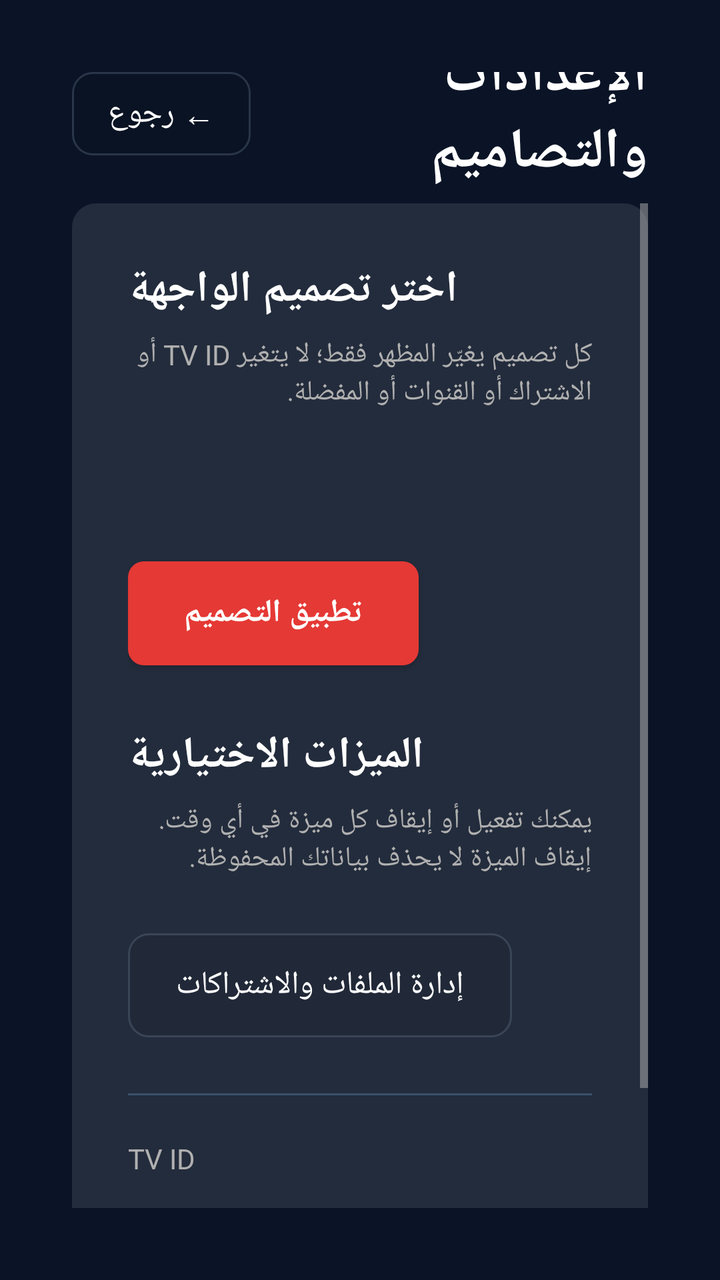
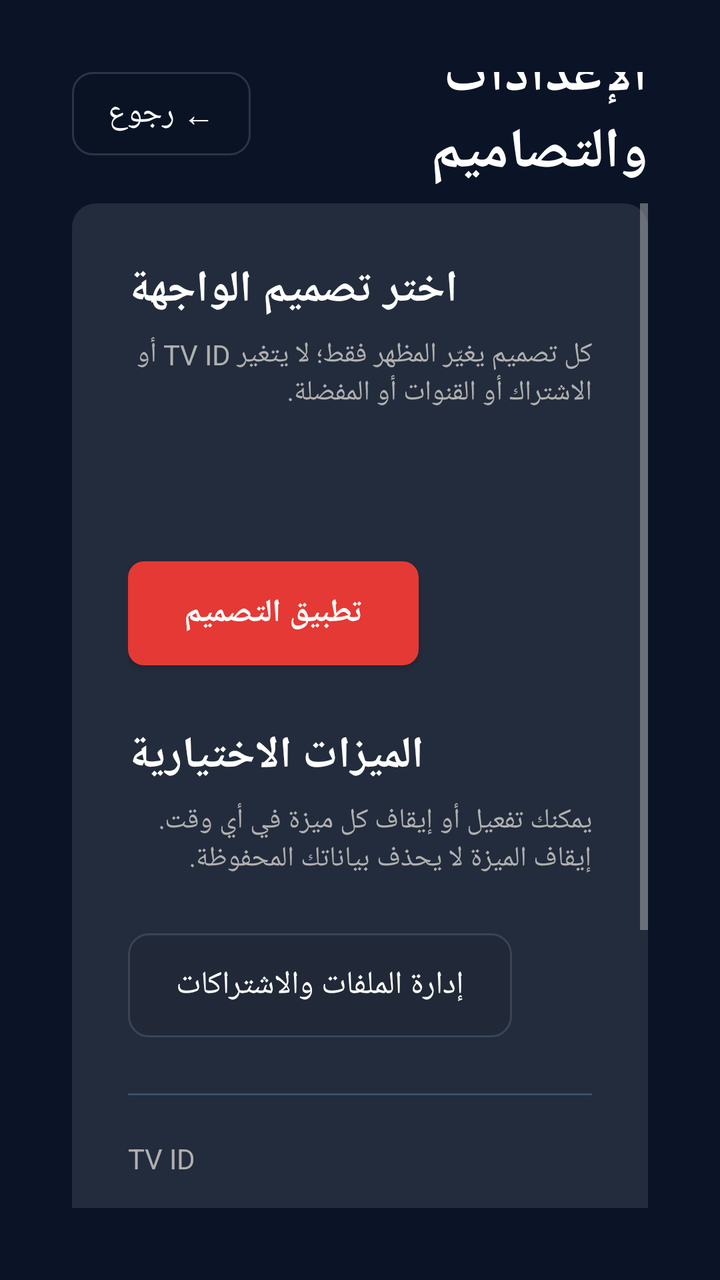

Two renders of the same Android screen: before a commit and after it. Below are the layout's source before the change and the commit's diff.
<!-- AndroidManifest.xml: application theme AppTheme -->
<!-- res/layout/activity_settings.xml -->
<?xml version="1.0" encoding="utf-8"?>
<androidx.constraintlayout.widget.ConstraintLayout xmlns:android="http://schemas.android.com/apk/res/android"
    xmlns:app="http://schemas.android.com/apk/res-auto"
    android:layout_width="match_parent"
    android:layout_height="match_parent"
    android:background="#0A1426"
    android:layoutDirection="ltr"
    android:padding="36dp">

    <TextView
        android:id="@+id/backButton"
        android:layout_width="wrap_content"
        android:layout_height="wrap_content"
        android:background="@drawable/bg_login_secondary_button"
        android:clickable="true"
        android:focusable="true"
        android:paddingHorizontal="18dp"
        android:paddingVertical="10dp"
        android:text="← رجوع"
        android:textColor="@color/white"
        android:textSize="16sp"
        app:layout_constraintStart_toStartOf="parent"
        app:layout_constraintTop_toTopOf="parent" />

    <TextView
        android:id="@+id/settingsTitle"
        android:layout_width="0dp"
        android:layout_height="wrap_content"
        android:layout_marginStart="28dp"
        android:text="الإعدادات والتصاميم"
        android:textColor="@color/white"
        android:textSize="28sp"
        android:textStyle="bold"
        app:layout_constraintBottom_toBottomOf="@id/backButton"
        app:layout_constraintEnd_toEndOf="parent"
        app:layout_constraintStart_toEndOf="@id/backButton"
        app:layout_constraintTop_toTopOf="@id/backButton" />

    <ScrollView
        android:id="@+id/settingsScroll"
        android:layout_width="0dp"
        android:layout_height="0dp"
        android:layout_marginTop="24dp"
        android:clipToPadding="false"
        android:fillViewport="true"
        android:paddingBottom="24dp"
        app:layout_constraintBottom_toBottomOf="parent"
        app:layout_constraintEnd_toEndOf="parent"
        app:layout_constraintStart_toStartOf="parent"
        app:layout_constraintTop_toBottomOf="@id/backButton">

        <LinearLayout
            android:id="@+id/contentPanel"
            android:layout_width="match_parent"
            android:layout_height="wrap_content"
            android:background="@drawable/bg_info_card"
            android:orientation="vertical"
            android:padding="28dp">

            <TextView
                android:layout_width="wrap_content"
                android:layout_height="wrap_content"
                android:text="اختر تصميم الواجهة"
                android:textColor="@color/white"
                android:textSize="22sp"
                android:textStyle="bold" />

            <TextView
                android:layout_width="wrap_content"
                android:layout_height="wrap_content"
                android:layout_marginTop="8dp"
                android:text="كل تصميم يغيّر المظهر فقط؛ لا يتغير TV ID أو الاشتراك أو القنوات أو المفضلة."
                android:textColor="@color/text_gray_light"
                android:textSize="14sp" />

            <RadioGroup
                android:id="@+id/themeGroup"
                android:layout_width="match_parent"
                android:layout_height="wrap_content"
                android:layout_marginTop="18dp"
                android:orientation="vertical" />

            <TextView
                android:id="@+id/selectionState"
                android:layout_width="wrap_content"
                android:layout_height="wrap_content"
                android:layout_marginTop="18dp"
                android:textColor="#D8CA28"
                android:textSize="14sp" />

            <Button
                android:id="@+id/applyThemeButton"
                android:layout_width="wrap_content"
                android:layout_height="52dp"
                android:layout_marginTop="20dp"
                android:background="@drawable/bg_button_red"
                android:focusable="true"
                android:paddingHorizontal="28dp"
                android:text="تطبيق التصميم"
                android:textAllCaps="false"
                android:textColor="@color/white"
                android:textSize="16sp"
                android:textStyle="bold" />

            <TextView
                android:layout_width="wrap_content"
                android:layout_height="wrap_content"
                android:layout_marginTop="30dp"
                android:text="الميزات الاختيارية"
                android:textColor="@color/white"
                android:textSize="22sp"
                android:textStyle="bold" />

            <TextView
                android:layout_width="wrap_content"
                android:layout_height="wrap_content"
                android:layout_marginTop="8dp"
                android:text="يمكنك تفعيل أو إيقاف كل ميزة في أي وقت. إيقاف الميزة لا يحذف بياناتك المحفوظة."
                android:textColor="@color/text_gray_light"
                android:textSize="14sp" />

            <LinearLayout
                android:id="@+id/featureSettingsContainer"
                android:layout_width="match_parent"
                android:layout_height="wrap_content"
                android:layout_marginTop="14dp"
                android:orientation="vertical" />

            <Button
                android:id="@+id/manageAccountsButton"
                android:layout_width="wrap_content"
                android:layout_height="52dp"
                android:layout_marginTop="14dp"
                android:background="@drawable/bg_login_secondary_button"
                android:focusable="true"
                android:paddingHorizontal="24dp"
                android:text="إدارة الملفات والاشتراكات"
                android:textAllCaps="false"
                android:textColor="@color/white"
                android:textSize="16sp" />

            <View
                android:layout_width="match_parent"
                android:layout_height="1dp"
                android:layout_marginTop="28dp"
                android:background="#38506C" />

            <TextView
                android:layout_width="wrap_content"
                android:layout_height="wrap_content"
                android:layout_marginTop="22dp"
                android:text="TV ID"
                android:textColor="@color/text_gray_light"
                android:textSize="14sp" />

            <TextView
                android:id="@+id/tvIdValue"
                android:layout_width="wrap_content"
                android:layout_height="wrap_content"
                android:layout_marginTop="4dp"
                android:fontFamily="monospace"
                android:textColor="@color/white"
                android:textDirection="ltr"
                android:textSize="18sp"
                android:textStyle="bold" />
        </LinearLayout>
    </ScrollView>
</androidx.constraintlayout.widget.ConstraintLayout>
<!-- resources referenced by this layout -->
<resources>
  <color name="text_gray_light">#B0B0B0</color>
  <color name="white">#FFFFFF</color>
  <!-- drawable bg_button_red (drawable) -->
  <?xml version="1.0" encoding="utf-8"?>
  <shape xmlns:android="http://schemas.android.com/apk/res/android">
      <solid android:color="#E53935" />
      <corners android:radius="8dp" />
  </shape>
  <!-- drawable bg_info_card (drawable) -->
  <?xml version="1.0" encoding="utf-8"?>
  <shape xmlns:android="http://schemas.android.com/apk/res/android">
      <solid android:color="#1AFFFFFF" />
      <corners android:radius="12dp" />
  </shape>
  <!-- drawable bg_login_secondary_button (drawable) -->
  <?xml version="1.0" encoding="utf-8"?>
  <selector xmlns:android="http://schemas.android.com/apk/res/android">
      <item android:state_focused="true">
          <shape android:shape="rectangle">
              <solid android:color="#1AFF1744" />
              <corners android:radius="10dp" />
              <stroke android:width="2dp" android:color="#FFE91E45" />
          </shape>
      </item>
      <item>
          <shape android:shape="rectangle">
              <solid android:color="#12000000" />
              <corners android:radius="10dp" />
              <stroke android:width="1dp" android:color="#5966768C" />
          </shape>
      </item>
  </selector>
  <style name="AppTheme" parent="Theme.AppCompat.NoActionBar">
          
          <item name="colorPrimary">@color/primary_blue</item>
          <item name="colorPrimaryDark">@color/dark_background</item>
          <item name="colorAccent">@color/accent_blue</item>
  
          
          <item name="android:windowBackground">@color/dark_background</item>
          <item name="android:colorBackground">@color/dark_background</item>
  
          
          <item name="android:textColorPrimary">@color/text_primary</item>
          <item name="android:textColorSecondary">@color/text_secondary</item>
  
          
          <item name="android:windowDrawsSystemBarBackgrounds">true</item>
      </style>
  <color name="primary_blue">#2196F3</color>
  <color name="dark_background">#0D1117</color>
  <color name="accent_blue">#64B5F6</color>
  <color name="text_primary">#FFFFFF</color>
  <color name="text_secondary">#B0B0B0</color>
</resources>

<!-- the commit's change to res/layout/activity_settings.xml (unified diff, before → after) -->
@@ -163,6 +163,35 @@
                 android:textDirection="ltr"
                 android:textSize="18sp"
                 android:textStyle="bold" />
+
+            <TextView
+                android:layout_width="wrap_content"
+                android:layout_height="wrap_content"
+                android:layout_marginTop="18dp"
+                android:text="مزامنة لوحة الإدارة"
+                android:textColor="@color/text_gray_light"
+                android:textSize="14sp" />
+
+            <TextView
+                android:id="@+id/syncStateValue"
+                android:layout_width="wrap_content"
+                android:layout_height="wrap_content"
+                android:layout_marginTop="4dp"
+                android:textColor="@color/white"
+                android:textSize="14sp" />
+
+            <Button
+                android:id="@+id/manualSyncButton"
+                android:layout_width="wrap_content"
+                android:layout_height="48dp"
+                android:layout_marginTop="10dp"
+                android:background="@drawable/bg_login_secondary_button"
+                android:focusable="true"
+                android:paddingHorizontal="22dp"
+                android:text="مزامنة الآن"
+                android:textAllCaps="false"
+                android:textColor="@color/white"
+                android:textSize="15sp" />
         </LinearLayout>
     </ScrollView>
 </androidx.constraintlayout.widget.ConstraintLayout>
